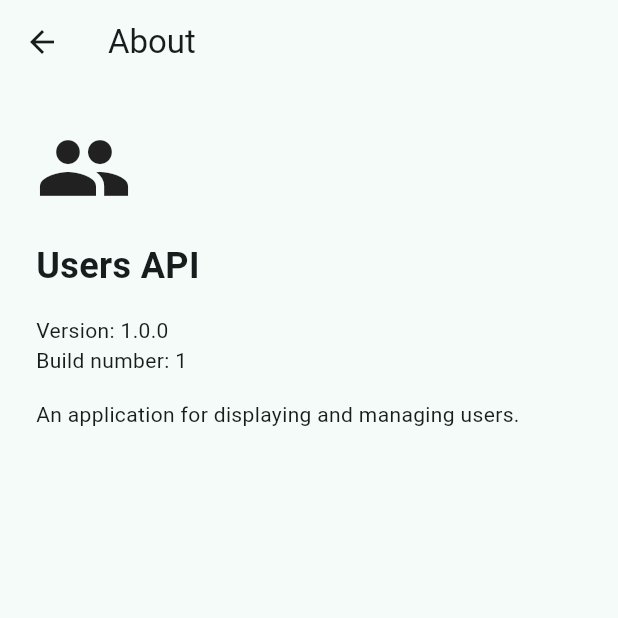
After one commit to dkonakbayev/flutter-2026-daulet, a Flutter app: the AboutScreen screen opened directly, on a phone screen of 412 x 824 dp, the top half of it. The commit adds this screen. Run offline on Flutter 3.47's test engine with Material 3 defaults, Android fonts, the phone set to English and light mode, and no system bars; our stand-ins replace flutter_secure_storage, image_picker, package_info_plus, permission_handler, shared_preferences; accounts and stored records are empty.

Commit message:
practice 14 commit

```diff
--- /dev/null
+++ b/users_api/lib/features/settings/about_screen.dart
@@ -0,0 +1,47 @@
+import 'package:flutter/material.dart';
+import 'package:package_info_plus/package_info_plus.dart';
+
+class AboutScreen extends StatelessWidget {
+  const AboutScreen({super.key});
+
+  @override
+  Widget build(BuildContext context) {
+    return Scaffold(
+      appBar: AppBar(title: const Text('About')),
+      body: FutureBuilder<PackageInfo>(
+        future: PackageInfo.fromPlatform(),
+        builder: (context, snapshot) {
+          if (snapshot.connectionState == ConnectionState.waiting) {
+            return const Center(child: CircularProgressIndicator());
+          }
+
+          if (snapshot.hasError || !snapshot.hasData) {
+            return const Center(child: Text('Unable to load app information'));
+          }
+
+          final info = snapshot.data!;
+
+          return Padding(
+            padding: const EdgeInsets.all(24),
+            child: Column(
+              crossAxisAlignment: CrossAxisAlignment.start,
+              children: [
+                const Icon(Icons.people, size: 64),
+                const SizedBox(height: 16),
+                const Text(
+                  'Users API',
+                  style: TextStyle(fontSize: 24, fontWeight: FontWeight.bold),
+                ),
+                const SizedBox(height: 16),
+                Text('Version: ${info.version}'),
+                Text('Build number: ${info.buildNumber}'),
+                const SizedBox(height: 16),
+                const Text('An application for displaying and managing users.'),
+              ],
+            ),
+          );
+        },
+      ),
+    );
+  }
+}
--- a/users_api/lib/features/settings/settings_screen.dart
+++ b/users_api/lib/features/settings/settings_screen.dart
@@ -5,6 +5,7 @@ import '../auth/auth_model.dart';
 import '../users/users_model.dart';
 import '../profile/profile_screen.dart';
 import 'settings_model.dart';
+import 'about_screen.dart';
 
 class SettingsScreen extends StatelessWidget {
   const SettingsScreen({super.key});
@@ -50,6 +51,14 @@ class SettingsScreen extends StatelessWidget {
             ],
             onChanged: s.setCity,
           ),
+          ListTile(
+            leading: const Icon(Icons.info_outline),
+            title: const Text('About'),
+            subtitle: const Text('App information and version'),
+            onTap: () => Navigator.of(context)
+                .push(MaterialPageRoute(builder: (_) => const AboutScreen())),
+          ),
+          const SizedBox(height: 16),
           const SizedBox(height: 16),
           ListTile(
             leading: const Icon(Icons.logout),
--- a/users_api/lib/main.dart
+++ b/users_api/lib/main.dart
@@ -14,6 +14,7 @@
 import 'features/users/users_cache.dart';
 import 'features/users/users_model.dart';
 import 'features/users/users_screen.dart';
+import 'core/config/app_config.dart';
 
 Future<void> main() async {
   WidgetsFlutterBinding.ensureInitialized();
@@ -26,7 +27,8 @@
 
   final store = SecureStore();
   final token = await store.readToken();
-    final api = ApiClient(http.Client(), store);
+  const config = AppConfig.development;
+  final api = ApiClient(http.Client(), store, host: config.apiHost);
 
   runApp(
     MultiProvider(
```
Also changed, not shown: users_api/lib/core/config/app_config.dart (added, +23 -0 lines), users_api/pubspec.yaml (+16 -1 lines), users_api/assets/icons/app_icon.png (added), users_api/pubspec.lock, 63 other files. Lines whose indentation alone changed are shown as unchanged.
